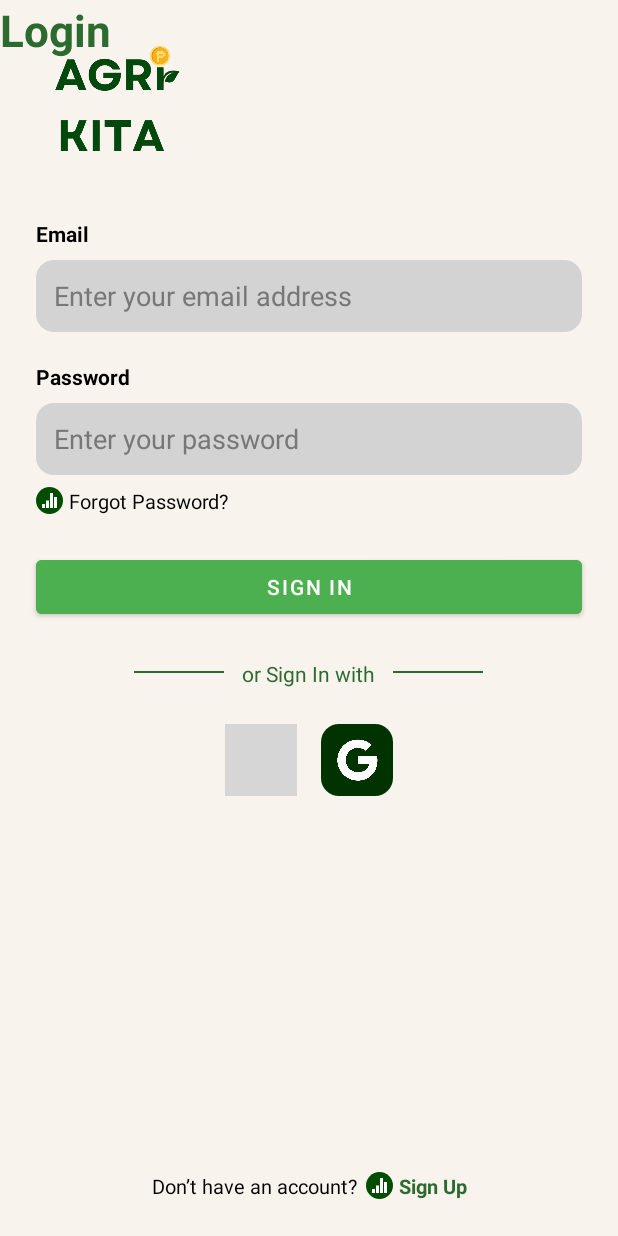
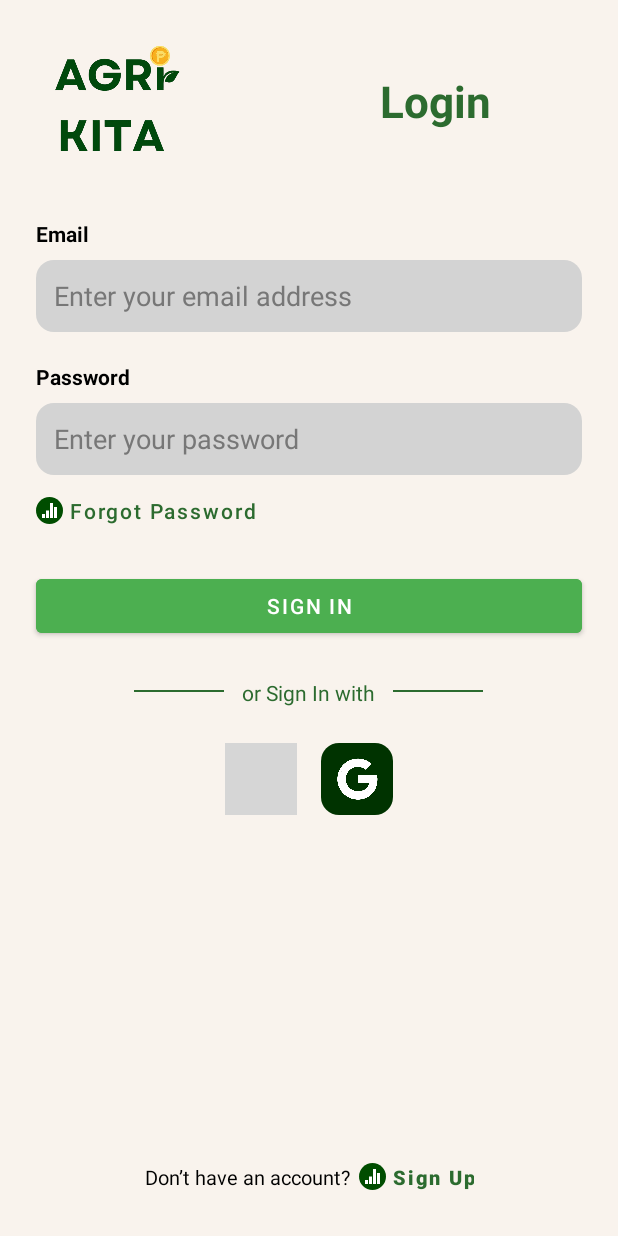
Before and after one commit to Gnashal/AgriKita-frontend, an Android app: the layout activity_login.xml on its own in the app's theme, with its tools: preview values and no code run, on a phone screen of 412 x 824 dp. Run offline under Robolectric (Android 15) with nearby library versions, the phone set to English and light mode, and no system bars; grey boxes are pictures that could not be loaded.

Commit message:
add/feat: working login feature, will flesh out role based auth leter

```diff
--- a/app/build.gradle.kts
+++ b/app/build.gradle.kts
@@ -40,4 +40,6 @@ dependencies {
     testImplementation(libs.junit)
     androidTestImplementation(libs.ext.junit)
     androidTestImplementation(libs.espresso.core)
+    implementation("com.squareup.retrofit2:retrofit:2.9.0")
+    implementation("com.squareup.retrofit2:converter-gson:2.9.0")
 }
--- a/app/src/main/res/layout/activity_home.xml
+++ b/app/src/main/res/layout/activity_home.xml
@@ -7,4 +7,10 @@
     android:layout_height="match_parent"
     tools:context=".pages.Home">
 
+    <TextView
+        android:layout_width="wrap_content"
+        android:layout_height="wrap_content"
+        android:text="this is the home page"
+        tools:ignore="MissingConstraints" />
+
 </androidx.constraintlayout.widget.ConstraintLayout>
--- a/app/src/main/res/layout/activity_login.xml
+++ b/app/src/main/res/layout/activity_login.xml
@@ -9,40 +9,39 @@
     tools:context=".pages.Login">
 
 
+        <LinearLayout
+            android:id="@+id/topPanel"
+            app:layout_constraintTop_toTopOf="parent"
+            app:layout_constraintStart_toStartOf="parent"
+            app:layout_constraintEnd_toEndOf="parent"
+            android:layout_width="match_parent"
+            android:layout_height="wrap_content"
+            android:paddingTop="28dp"
+            android:orientation="horizontal">
+
             <ImageView
                 android:id="@+id/agriText"
                 android:layout_width="109dp"
                 android:layout_height="78dp"
                 android:layout_marginStart="24dp"
-        android:layout_marginTop="28dp"
                 android:contentDescription="AgriKita Logo"
                 android:src="@drawable/agrikita_header_text_g2"
-        app:layout_constraintStart_toStartOf="parent"
-        app:layout_constraintTop_toTopOf="parent"
-        tools:ignore="HardcodedText" />
+                tools:ignore="DuplicateIds,HardcodedText" />
 
-    <androidx.constraintlayout.widget.ConstraintLayout
-        android:id="@+id/main"
-        android:layout_width="match_parent"
-        android:layout_height="match_parent"
-        android:background="#F9F3ED"
-        tools:context=".pages.Login"
-        tools:layout_editor_absoluteX="0dp"
-        tools:layout_editor_absoluteY="0dp"
-        tools:ignore="DuplicateIds">
+            <!--There was a problem nga nag double ang constraint layout lmao-->
+            <TextView
+                android:id="@+id/titleEmpowering"
+                android:layout_width="wrap_content"
+                android:layout_height="wrap_content"
+                android:layout_marginStart="120dp"
+                android:text="Login"
+                android:textColor="#2C6B2F"
+                android:textSize="29sp"
+                android:textStyle="bold"
+                android:layout_gravity="center_vertical"
+                android:gravity="center" />
+        </LinearLayout>
 
-        <!-- AgriKita Logo -->
-        <ImageView
-            android:id="@+id/agriText"
-            android:layout_width="109dp"
-            android:layout_height="78dp"
-            android:layout_marginStart="24dp"
-            android:layout_marginTop="28dp"
-            android:contentDescription="AgriKita Logo"
-            android:src="@drawable/agrikita_header_text_g2"
-            app:layout_constraintStart_toStartOf="parent"
-            app:layout_constraintTop_toTopOf="parent"
-            tools:ignore="DuplicateIds,HardcodedText" />
 
         <!-- Sign In Title -->
 
@@ -58,7 +57,7 @@
             android:textSize="14sp"
             android:textStyle="bold"
             app:layout_constraintStart_toStartOf="parent"
-            app:layout_constraintTop_toBottomOf="@id/agriText"
+            app:layout_constraintTop_toBottomOf="@+id/topPanel"
             tools:ignore="HardcodedText" />
 
         <!-- Email Field -->
@@ -130,14 +129,23 @@
                 android:padding="4dp"
                 android:tint="@color/white"
                 android:src="@drawable/vertical_bars_icon_2"
+                android:layout_gravity="center"
                 tools:ignore="HardcodedText,UseAppTint" />
 
-            <TextView
+            <Button
+                android:id="@+id/btnForgotPassword"
                 android:layout_width="wrap_content"
                 android:layout_height="wrap_content"
-                android:text="Forgot Password?"
-                android:textColor="#000000"
-                android:textSize="13sp" />
+                android:text="Forgot Password"
+                android:textColor="#2C6B2F"
+                android:textSize="14sp"
+                android:background="@android:color/transparent"
+                android:elevation="0dp"
+                android:padding="0dp"
+                android:minHeight="0dp"
+                android:minWidth="0dp"
+                android:textAllCaps="false"
+                />
         </LinearLayout>
 
         <!-- Sign In Button -->
@@ -202,7 +210,9 @@
             app:layout_constraintStart_toStartOf="parent"
             app:layout_constraintTop_toBottomOf="@id/orDivider">
 
+            <!--TODO: Change this to Facebook icon instead of Apple-->
             <ImageView
+                android:id="@+id/fbBtn"
                 android:layout_width="48dp"
                 android:layout_height="48dp"
                 android:clickable="true"
@@ -212,9 +222,10 @@
                 android:padding="10dp"
                 android:tint="@color/white"
                 android:src="@drawable/apple_icon"
-                tools:ignore="HardcodedText,KeyboardInaccessibleWidget,UseAppTint" />
+                tools:ignore="HardcodedText,InvalidId,KeyboardInaccessibleWidget,UseAppTint" />
 
             <ImageView
+                android:id="@+id/googleBtn"
                 android:layout_width="48dp"
                 android:layout_height="48dp"
                 android:clickable="true"
@@ -254,32 +265,27 @@
                 android:layout_marginEnd="4dp"
                 android:contentDescription="Info icon"
                 android:padding="4dp"
+                android:layout_gravity="center"
                 android:tint="@color/white"
                 android:src="@drawable/vertical_bars_icon_2"
                 tools:ignore="HardcodedText,UseAppTint" />
 
-            <TextView
+            <Button
                 android:id="@+id/btnSignUp"
                 android:layout_width="wrap_content"
                 android:layout_height="wrap_content"
                 android:text="Sign Up"
                 android:textColor="#2C6B2F"
                 android:textSize="13sp"
-                android:textStyle="bold" />
+                android:textStyle="bold"
+                android:background="@android:color/transparent"
+                android:elevation="0dp"
+                android:padding="0dp"
+                android:minHeight="0dp"
+                android:minWidth="0dp"
+                android:textAllCaps="false"
+                />
+
         </LinearLayout>
 
 </androidx.constraintlayout.widget.ConstraintLayout>
-
-    <TextView
-        android:id="@+id/titleEmpowering"
-        android:layout_width="0dp"
-        android:layout_height="wrap_content"
-        android:text="Login"
-        android:textColor="#2C6B2F"
-        android:textSize="29sp"
-        android:textStyle="bold"
-        tools:ignore="HardcodedText,MissingConstraints"
-        tools:layout_editor_absoluteX="285dp"
-        tools:layout_editor_absoluteY="48dp" />
-
-</androidx.constraintlayout.widget.ConstraintLayout>
--- a/app/src/main/res/values-night/themes.xml
+++ b/app/src/main/res/values-night/themes.xml
@@ -1,6 +1,6 @@
 <resources xmlns:tools="http://schemas.android.com/tools">
     <!-- Base application theme. -->
-    <style name="Theme.AgrikitaFrontend" parent="Theme.MaterialComponents.DayNight.DarkActionBar">
+    <style name="Theme.AgrikitaFrontend" parent="Theme.MaterialComponents.DayNight.NoActionBar">
         <!-- Primary brand color. -->
         <item name="colorPrimary">@color/purple_200</item>
         <item name="colorPrimaryVariant">@color/purple_700</item>
--- a/app/src/main/res/values/themes.xml
+++ b/app/src/main/res/values/themes.xml
@@ -1,6 +1,6 @@
 <resources xmlns:tools="http://schemas.android.com/tools">
     <!-- Base application theme. -->
-    <style name="Theme.AgrikitaFrontend" parent="Theme.MaterialComponents.DayNight.DarkActionBar">
+    <style name="Theme.AgrikitaFrontend" parent="Theme.MaterialComponents.DayNight.NoActionBar">
         <!-- Primary brand color. -->
         <item name="colorPrimary">@color/purple_500</item>
         <item name="colorPrimaryVariant">@color/purple_700</item>
```
Also changed, not shown: app/src/main/AndroidManifest.xml (+6 -1 lines), app/src/main/java/mobdev/agrikita/api/AuthServiceApi.java (added, +12 -0 lines), app/src/main/java/mobdev/agrikita/api/RetrofitClient.java (added, +21 -0 lines), app/src/main/java/mobdev/agrikita/models/AuthService.java (added, +47 -0 lines), app/src/main/java/mobdev/agrikita/models/LoginRequest.java (added, +32 -0 lines), app/src/main/java/mobdev/agrikita/models/LoginResponse.java (added, +58 -0 lines), app/src/main/java/mobdev/agrikita/pages/LandingPage.java (+15 -1 lines), app/src/main/java/mobdev/agrikita/pages/Login.java (+72 -0 lines), app/src/main/res/xml/network_security_config.xml (added, +7 -0 lines). Lines whose indentation alone changed are shown as unchanged.
